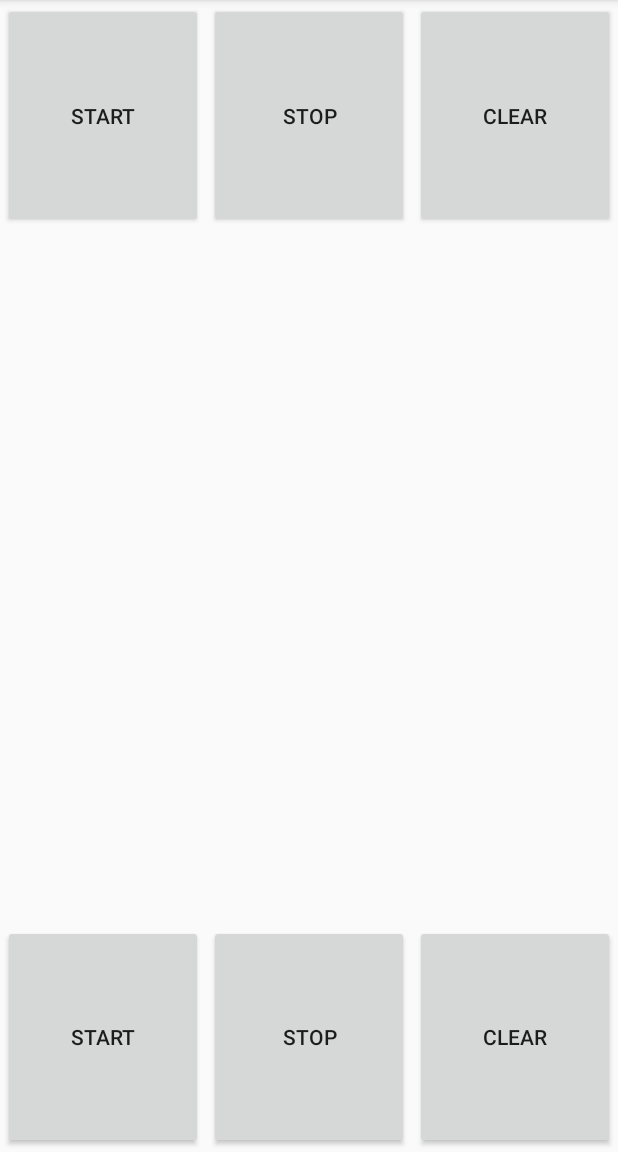
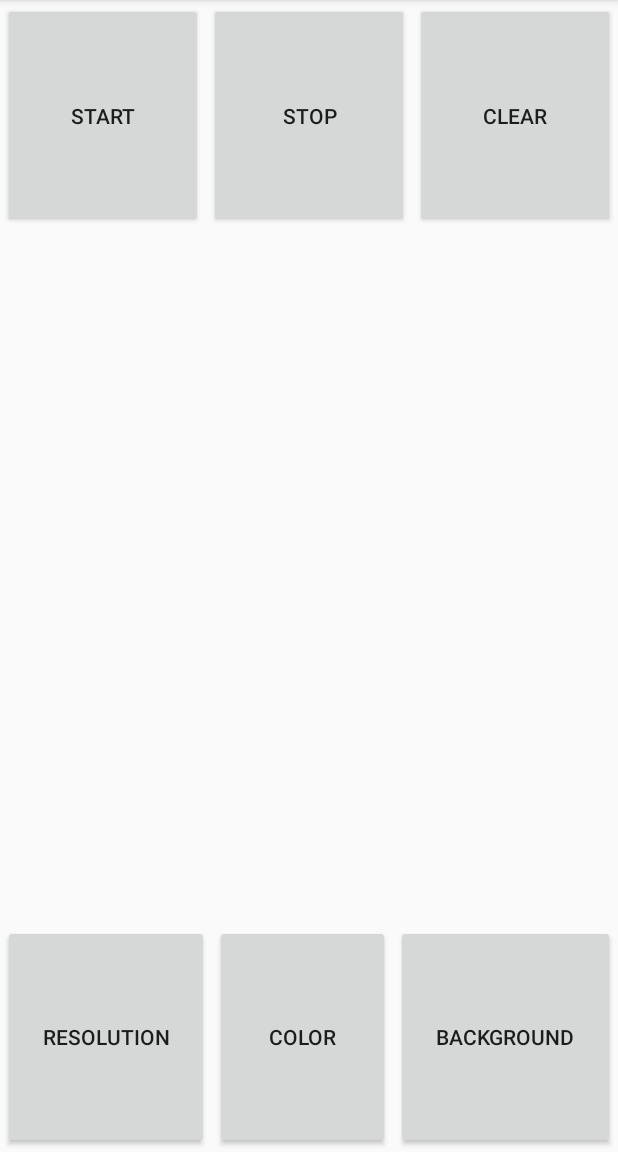
Before and after one commit to Kuanlin-Chen/LiveMessage, an Android app: the screen it shows after launch (MainActivity), on a phone screen of 412 x 824 dp, the part 84-1236 px from its top. Run offline under Robolectric (Android 15) with nearby library versions, the phone set to English and light mode, and no system bars.

Commit message:
1)Add button_resolution 2)Add button_color 3)Add button_background

```diff
--- a/app/src/main/java/chen/kuanlin/livemessage/MainActivity.java
+++ b/app/src/main/java/chen/kuanlin/livemessage/MainActivity.java
@@ -17,9 +17,8 @@ import android.widget.Button;
 
 public class MainActivity extends AppCompatActivity {
 
-    private Button button_start;
-    private Button button_stop;
-    private Button button_clear;
+    private Button button_start, button_stop, button_clear,
+                   button_resolution, button_color, button_background;
 
     private PaintView paintView;
     private Recorder recorder;
@@ -34,14 +33,17 @@ public class MainActivity extends AppCompatActivity {
     protected void onCreate(Bundle savedInstanceState) {
         super.onCreate(savedInstanceState);
         setContentView(R.layout.viewgroup);
+        paintView = (PaintView)findViewById(R.id.paintview);
         button_start = (Button)findViewById(R.id.button_start);
         button_stop = (Button)findViewById(R.id.button_stop);
         button_clear = (Button)findViewById(R.id.button_clear);
-        paintView = (PaintView)findViewById(R.id.paintview);
+        button_resolution = (Button)findViewById(R.id.button_resolution);
+        button_color = (Button)findViewById(R.id.button_color);
+        button_background = (Button)findViewById(R.id.button_background);
 
         checkPermission();
 
-        button_start.setOnClickListener(new ViewGroup.OnClickListener() {
+        button_start.setOnClickListener(new View.OnClickListener() {
             @Override
             public void onClick(View v) {
                 if(debugmode)Log.e(TAG, "button_start");
@@ -56,7 +58,7 @@ public class MainActivity extends AppCompatActivity {
             }
         });
 
-        button_stop.setOnClickListener(new ViewGroup.OnClickListener() {
+        button_stop.setOnClickListener(new View.OnClickListener() {
             @Override
             public void onClick(View v) {
                 if(debugmode)Log.e(TAG, "button_stop");
@@ -73,11 +75,32 @@ public class MainActivity extends AppCompatActivity {
             }
         });
 
-        button_clear.setOnClickListener(new ViewGroup.OnClickListener(){
+        button_clear.setOnClickListener(new View.OnClickListener(){
             @Override
             public void onClick(View v){
                 if(debugmode)Log.e(TAG, "button_clear");
                 paintView.clearPaint();
+            }
+        });
+
+        button_resolution.setOnClickListener(new View.OnClickListener() {
+            @Override
+            public void onClick(View v) {
+                if(debugmode)Log.e(TAG, "button_resolution");
+            }
+        });
+
+        button_color.setOnClickListener(new View.OnClickListener() {
+            @Override
+            public void onClick(View v) {
+                if(debugmode)Log.e(TAG, "button_color");
+            }
+        });
+
+        button_background.setOnClickListener(new View.OnClickListener() {
+            @Override
+            public void onClick(View v) {
+                if(debugmode)Log.e(TAG, "button_background");
             }
         });
     }
@@ -93,7 +116,6 @@ public class MainActivity extends AppCompatActivity {
             myDialog = new ProgressDialog(MainActivity.this);
             myDialog.setMessage("Saving Data");
             myDialog.setCancelable(false);
-            //myDialog.setProgressStyle(ProgressDialog.STYLE_HORIZONTAL);
             myDialog.show();
             super.onPreExecute();
         }
@@ -110,7 +132,6 @@ public class MainActivity extends AppCompatActivity {
         protected void onProgressUpdate(Integer... progress) {
             //此方法會取得一個數值，可以用來計算目前執行進度
             //通常用來改變進度列(Progressbar)
-            //myDialog.setProgress(progress[0]);
             super.onProgressUpdate(progress);
         }
 
@@ -132,7 +153,7 @@ public class MainActivity extends AppCompatActivity {
             if (ActivityCompat.shouldShowRequestPermissionRationale(MainActivity.this,
                     Manifest.permission.WRITE_EXTERNAL_STORAGE)) {
                 new AlertDialog.Builder(MainActivity.this)
-                        .setMessage("我真的沒有要做壞事, 給我權限吧?")
+                        .setMessage("Give Me Permission, Please!")
                         .setPositiveButton("OK", new DialogInterface.OnClickListener() {
                             @Override
                             public void onClick(DialogInterface dialog, int which) {
@@ -149,7 +170,6 @@ public class MainActivity extends AppCompatActivity {
                         })
                         .show();
             } else {
-
                 ActivityCompat.requestPermissions(MainActivity.this,
                         new String[]{Manifest.permission.WRITE_EXTERNAL_STORAGE, Manifest.permission.READ_EXTERNAL_STORAGE},
                         MY_PERMISSIONS_REQUEST_READ_CONTACTS);
--- a/app/src/main/res/layout/viewgroup.xml
+++ b/app/src/main/res/layout/viewgroup.xml
@@ -64,24 +64,24 @@
                 android:layout_height="match_parent"
                 android:layout_margin="2dp"
                 android:layout_weight="1"
-                android:text="START"
-                android:id="@+id/button_red"/>
+                android:text="Resolution"
+                android:id="@+id/button_resolution"/>
 
             <Button
                 android:layout_width="wrap_content"
                 android:layout_height="match_parent"
                 android:layout_margin="2dp"
                 android:layout_weight="1"
-                android:text="STOP"
-                android:id="@+id/button_black"/>
+                android:text="Color"
+                android:id="@+id/button_color"/>
 
             <Button
                 android:layout_width="wrap_content"
                 android:layout_height="match_parent"
                 android:layout_margin="2dp"
                 android:layout_weight="1"
-                android:text="CLEAR"
-                android:id="@+id/button_blue"/>
+                android:text="Background"
+                android:id="@+id/button_background"/>
         </LinearLayout>
 
     </LinearLayout>
```
